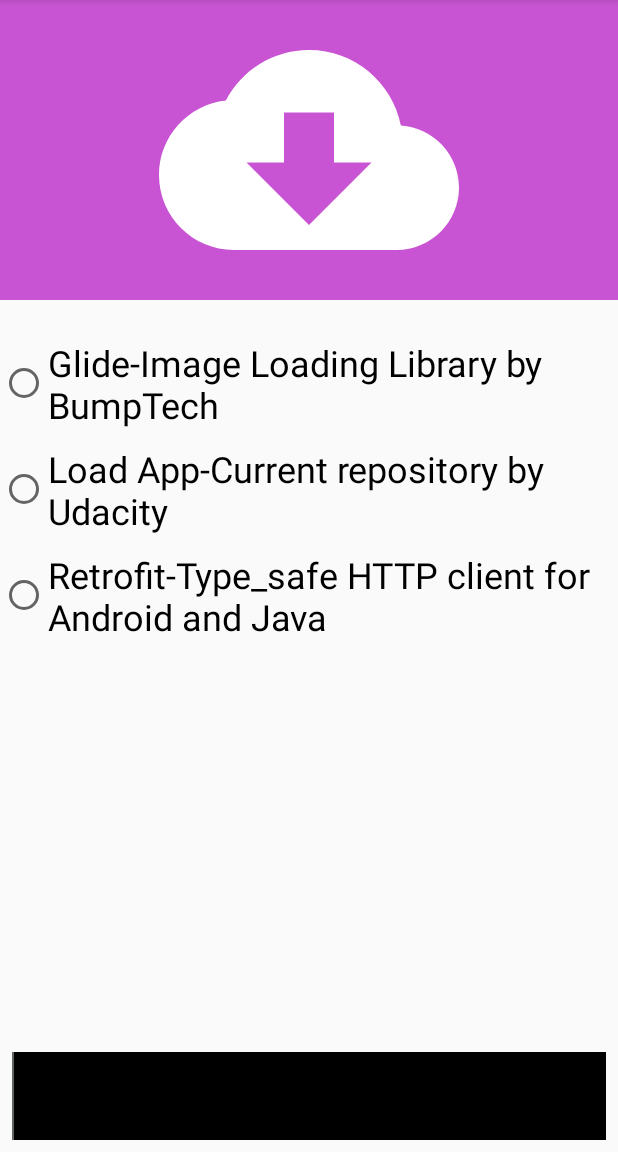
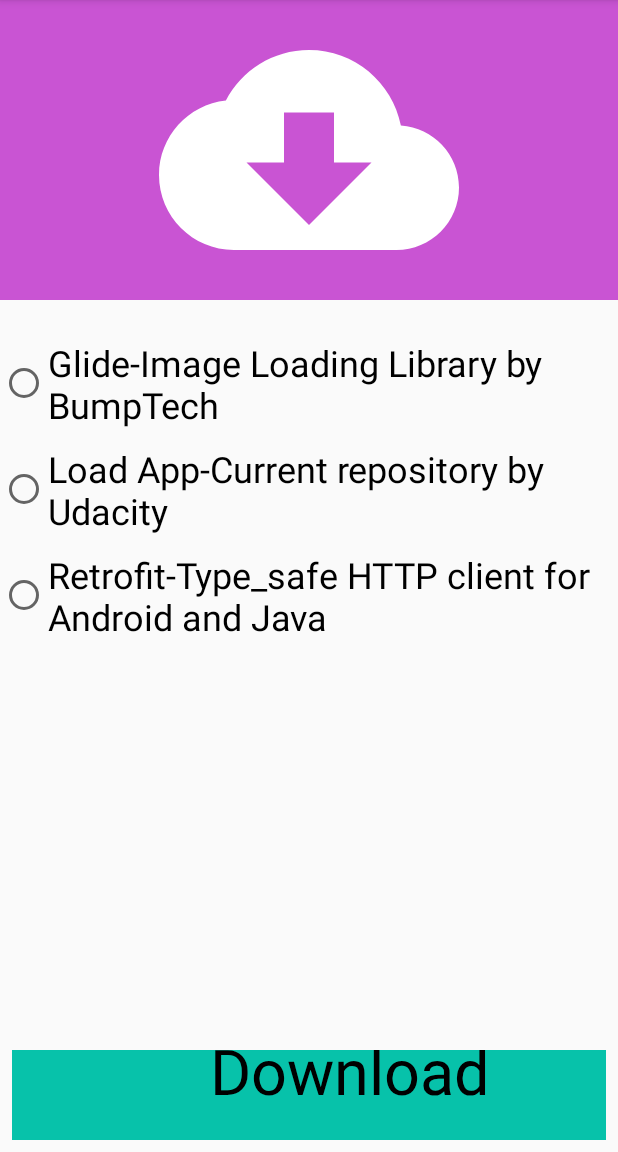
Before and after one commit to ZeinabAbdien00/FWD_Third_Project, an Android app: the screen it shows after launch (MainActivity), on a phone screen of 412 x 824 dp, the part 84-1236 px from its top. Run offline under Robolectric (Android 15) with nearby library versions, the phone set to English and light mode, and no system bars.

Commit message:
Loading and present result

```diff
--- a/app/src/main/java/com/udacity/ButtonStateFun.kt
+++ b/app/src/main/java/com/udacity/ButtonStateFun.kt
@@ -1,5 +1,5 @@
 package com.udacity
 
 //variable to select state of button to make it animate or stopped
-   var textBtnLoad : String = "Loading"
-   var textBtnStop : String = "Download"
+//   var textBtnLoad : String = "Loading"
+//   var textBtnStop : String = "Download"
--- a/app/src/main/java/com/udacity/NDown.kt
+++ b/app/src/main/java/com/udacity/NDown.kt
@@ -3,22 +3,25 @@ package com.udacity
 import android.app.NotificationChannel
 import android.app.NotificationManager
 import android.content.Context
+import android.graphics.Color
 import android.os.Build
 
 //creating new notification channel to show details of downloading link
 fun createNotificationChannel(
-    context: Context,
-    importance: Int,
-    name: String,
-    description: String
+    context: Context
+//    , importance: Int,
+//    name: String
+//    ,description: String
 ) {
-    if (Build.VERSION.SDK_INT >= Build.VERSION_CODES.O) {
+//    if (Build.VERSION.SDK_INT >= Build.VERSION_CODES.O) {
 
-        val channelId = "Zeinab"
-        val channel = NotificationChannel(channelId, name, importance)
-        channel.description = description
+
+        val channelId = "Downloaded"
+        val channel=NotificationChannel(channelId,"channel_name", NotificationManager.IMPORTANCE_DEFAULT)
+        //        channel.description = description
 
         val notificationManager = context.getSystemService(NotificationManager::class.java)
         notificationManager.createNotificationChannel(channel)
-    }
+   // }
+
 }
--- a/app/src/main/java/com/udacity/PanterFun.kt
+++ b/app/src/main/java/com/udacity/PanterFun.kt
@@ -3,9 +3,8 @@ package com.udacity
 import android.graphics.Paint
 import android.graphics.Typeface
 
-val doPainter = Paint(Paint.ANTI_ALIAS_FLAG).apply {
-    style = Paint.Style.FILL_AND_STROKE
-    textAlign = Paint.Align.LEFT
-    textSize = 63.0f
-    typeface = Typeface.create("", Typeface.NORMAL)
-}
+//val doPainter = Paint(Paint.ANTI_ALIAS_FLAG).apply {
+//    style = Paint.Style.FILL_AND_STROKE
+//    textAlign = Paint.Align.LEFT
+//    textSize = 63.0f
+//}
--- a/app/src/main/java/com/udacity/buttonState/Btn.kt
+++ b/app/src/main/java/com/udacity/buttonState/Btn.kt
@@ -3,29 +3,24 @@ package com.udacity.buttonState
 import android.animation.ValueAnimator
 import android.content.Context
 import android.graphics.Canvas
+import android.graphics.Paint
 import android.util.AttributeSet
 import android.view.View
 import androidx.core.content.withStyledAttributes
 import com.udacity.R
-import com.udacity.doPainter
-//import com.udacity.painter
-import com.udacity.textBtnLoad
-import com.udacity.textBtnStop
+import com.udacity.constant.Constant
 import kotlin.properties.Delegates
+
+var textBtnLoad : String = "Loading"
+var textBtnStop : String = "Download"
+var angle : Float= 0.0F
+
+private var valueAnimator: ValueAnimator = ValueAnimator.ofInt(0,360).setDuration(2000)
 
 // initialize text and progress to make circle animated
 private var buttonTextString : String = ""
-private var buttonProgress : Float = 0.0F
-
-// passing animation from 0to 360 to make complete circle
-private val valueAnimator: ValueAnimator = ValueAnimator.ofInt(0,360).setDuration(2000)
-// initialize button color , circle color , loading color and text color
-private var buttonBackgroundColor : Int = 0
-private var buttonLoadingColor : Int= 0
-private var buttonCircleColor : Int= 0
-private var buttonTextColor : Int = 0
-
-
+private var buttonProgress : Int = 0
+private var value : Int = 0
 private  var widthSize : Float = 0.0F
 private var heightSize : Float = 0.0F
 
@@ -34,32 +29,36 @@ class LoadingButton @JvmOverloads constructor(
     context: Context, attrs: AttributeSet? = null, defStyleAttr: Int = 0
 ) : View(context, attrs, defStyleAttr) {
     //initialize width and height of the button
+//    private var valueAnimator = ValueAnimator()
 
-
-    var buttonState: ButtonState by Delegates.observable<ButtonState>(ButtonState.Completed) { _, _, new ->
+    var buttonState: ButtonState by Delegates.observable<ButtonState>(ButtonState.Completed) { _, _, newIncome ->
 //when i need the button animate
-        if (new == ButtonState.Loading) {
+        if (newIncome == ButtonState.Loading ) {
             buttonTextString = textBtnLoad
             valueAnimator.start()
+            invalidate()
+
 //when i need it to stopped
-        } else if (new == ButtonState.Loading) {
+        } else if (newIncome == ButtonState.Completed) {
             buttonTextString = textBtnStop
             valueAnimator.cancel()
-            buttonProgress = 0.0F
+            buttonProgress = 0
+            invalidate()
+
         }
-        invalidate()
     }
 
 
 
     // override onMeasure function to sent width and height
     override fun onMeasure(widthMeasureSpec: Int, heightMeasureSpec: Int) {
-        val minimumWidth: Int = paddingLeft + paddingRight + suggestedMinimumWidth
-        val actualWidth: Int = resolveSizeAndState(minimumWidth, widthMeasureSpec, 1)
+        val sum : Int = paddingLeft + paddingRight + suggestedMinimumWidth
+        val minimumWidth: Int = sum
+        val actualWidth: Int = resolveSizeAndState(minimumWidth, widthMeasureSpec, 0)
         val actualHeight: Int = resolveSizeAndState(MeasureSpec.getSize(actualWidth), heightMeasureSpec, 2
         )
+        heightSize = actualHeight.toFloat()
         widthSize = actualWidth.toFloat()
-        heightSize = actualHeight.toFloat()
         setMeasuredDimension(actualWidth, actualHeight)
 
     }
@@ -67,37 +66,49 @@ class LoadingButton @JvmOverloads constructor(
 //override onDraw function to set dimensions the circle of animation
     override fun onDraw(canvas: Canvas?) {
         super.onDraw(canvas)
+    val doPainter = Paint(Paint.ANTI_ALIAS_FLAG).apply {
+        style = Paint.Style.FILL_AND_STROKE
+        textAlign = Paint.Align.LEFT
+        textSize = 63.0f
+    }
+    val buttonBackgroundColor =Paint(Paint.ANTI_ALIAS_FLAG).apply{
+        color=context.getColor(R.color.colorPrimary)}
+        canvas?.drawRect(0f, 0f, widthSize.toFloat(), heightSize.toFloat(), buttonBackgroundColor)
+    val buttonLoadingColor =Paint(Paint.ANTI_ALIAS_FLAG).apply{
+        color=context.getColor(R.color.white)}
+        canvas?.drawRect(0f, 0f, widthSize * buttonProgress / 360f, heightSize.toFloat(), buttonLoadingColor)
+    val buttonCircleColor =Paint(Paint.ANTI_ALIAS_FLAG).apply{
+        color=context.getColor(R.color.colorAccent) }
+        canvas?.drawArc(
+            widthSize-150F, 40F,
+           /* Constant.widthRight.toFloat()*/widthSize-100F,
+            /*Constant.heighBottom.toFloat()*/140.0F,0f,
+            buttonProgress.toFloat(), true, buttonCircleColor)
 
-        doPainter.color = buttonBackgroundColor
-        canvas?.drawRect(2f, 2f, widthSize.toFloat(), heightSize.toFloat(), doPainter)
-        doPainter.color = buttonLoadingColor
-        canvas?.drawRect(2f, 2f, widthSize * buttonProgress / 360f, heightSize.toFloat(), doPainter)
-        doPainter.color = buttonCircleColor
-        canvas?.drawArc(widthSize - 150f, 30f, widthSize - 180f, 120f,0f, buttonProgress.toFloat(), true, doPainter)
-        doPainter.color = buttonTextColor
-        canvas?.drawText(buttonTextString, widthSize / 2.0f, heightSize / 2.5f + 25.5f, doPainter)
+    canvas?.drawText(buttonTextString, widthSize / 3.0f, heightSize / 2.0f , doPainter)
 
     }
 
     init {
 
-        buttonState = ButtonState.Completed
+       buttonState = ButtonState.Completed
 
         valueAnimator.apply {
-            addUpdateListener {
-                buttonProgress = it.animatedValue as Float
-            }
-            invalidate()
+            addUpdateListener { valueAnimator ->
+                buttonProgress = valueAnimator.animatedValue as Int
+                angle = (value / 16).toFloat()
+                invalidate() }
             repeatCount = ValueAnimator.INFINITE
             repeatMode = ValueAnimator.RESTART
         }
         //initialize in context and apply animation
-        context.withStyledAttributes(attrs , R.styleable.LoadingButton) {
-            buttonBackgroundColor = getColor(R.styleable.LoadingButton_buttonBackgroundColor, 2)
-            buttonTextColor = getColor(R.styleable.LoadingButton_buttonTextColor, 2)
-            buttonLoadingColor = getColor(R.styleable.LoadingButton_buttonLoadingColor, 2)
-            buttonCircleColor = getColor(R.styleable.LoadingButton_buttonCircleAnimationColor, 2)
-        }
+//        context.withStyledAttributes(attrs, R.styleable.LoadingButton) {
+////            buttonBackgroundColor = getColor(R.styleable.LoadingButton_buttonBackgroundColor, 2)
+//            buttonTextColor = getColor(R.styleable.LoadingButton_buttonTextColor, 2)
+//            buttonLoadingColor = getColor(R.styleable.LoadingButton_buttonLoadingColor, 2)
+//            buttonCircleColor = getColor(R.styleable.LoadingButton_buttonCircleAnimationColor, 2)
+////        }
+//        }
+
     }
-
 }
--- a/app/src/main/java/com/udacity/ui/MainActivity.kt
+++ b/app/src/main/java/com/udacity/ui/MainActivity.kt
@@ -1,6 +1,11 @@
 package com.udacity.ui
 
+import android.annotation.SuppressLint
 import android.app.DownloadManager
+import android.app.NotificationManager
+import android.content.BroadcastReceiver
+import android.content.Context
+import android.content.Intent
 import android.content.IntentFilter
 import android.net.Uri
 import android.os.Bundle
@@ -10,9 +15,11 @@ import android.widget.Toast
 import androidx.appcompat.app.AppCompatActivity
 import androidx.core.app.NotificationManagerCompat
 import com.udacity.*
-import com.udacity.broadcast.RRReceiver
+//import com.udacity.broadcast.RRReceiver
 import com.udacity.buttonState.ButtonState
 import com.udacity.buttonState.LoadingButton
+import com.udacity.constant.Constant
+import com.udacity.constant.Constant.downloadId
 import com.udacity.createNotificationChannel
 import kotlinx.android.synthetic.main.activity_main.*
 
@@ -21,14 +28,10 @@ class MainActivity : AppCompatActivity() {
 
     private var downloadID: Long = 0
 
-    private lateinit var RRReceiverIncome : RRReceiver
+//    private lateinit var RRReceiverIncome : RRReceiver
     lateinit var loading: LoadingButton
 
     var selectedId : Int =0
-
-    private lateinit var glideRadioButton: RadioButton
-    private lateinit var loadRadioButton: RadioButton
-    private lateinit var retrofitRadioButton: RadioButton
 
     override fun onCreate(savedInstanceState: Bundle?) {
         super.onCreate(savedInstanceState)
@@ -36,44 +39,47 @@ class MainActivity : AppCompatActivity() {
         setSupportActionBar(toolbar)
 
         loading = findViewById(R.id.loading_download_button)
-        RRReceiverIncome = RRReceiver(loading)
+//        RRReceiverIncome = RRReceiver(loading)
 
-        IntentFilter(DownloadManager.ACTION_DOWNLOAD_COMPLETE).also {
-            registerReceiver(RRReceiverIncome, it)
-        }
+//        IntentFilter(DownloadManager.ACTION_DOWNLOAD_COMPLETE).also {
+//            registerReceiver(RRReceiverIncome, it)
+//        }
+        registerReceiver(receiver, IntentFilter(DownloadManager.ACTION_DOWNLOAD_COMPLETE))
 
         createNotificationChannel(
-            this,
-            NotificationManagerCompat.IMPORTANCE_DEFAULT,
+            this
+            //,
+//            NotificationManagerCompat.IMPORTANCE_DEFAULT,
 
-            "Downloading File",
-            "download notification channel"
+//            "Downloading File"
+//            , "download notification channel"
         )
 
-        glideRadioButton = findViewById(R.id.radio_glide)
-        loadRadioButton = findViewById(R.id.radio_load)
-        retrofitRadioButton = findViewById(R.id.radio_retrofit)
+//        glideRadioButton = findViewById(R.id.radio_glide)
+//        loadRadioButton = findViewById(R.id.radio_load)
+//        retrofitRadioButton = findViewById(R.id.radio_retrofit)
 
         val radioGroup = findViewById<RadioGroup>(R.id.radioGroup)
-        radioGroup.setOnCheckedChangeListener { group, checkedId ->
+        radioGroup.setOnCheckedChangeListener { _, checkedId ->
 
             if (checkedId == R.id.radio_glide) {
-                selectedId = R.id.radio_glide
+                operationChecked(R.id.radio_glide)
+//                Toast.makeText(this, "true select", Toast.LENGTH_SHORT).show()
             } else if (checkedId == R.id.radio_load) {
-                selectedId = R.id.radio_load
+                operationChecked(R.id.radio_load)
             } else if (checkedId == R.id.radio_retrofit) {
-                selectedId = R.id.radio_retrofit
+                operationChecked(R.id.radio_retrofit)
+            }else{
+                Toast.makeText(this, "Please select one", Toast.LENGTH_SHORT).show()
             }
         }
 
-        operationChecked(selectedId)
 
         loading.setOnClickListener {
 
-            if (optionLink?.isNotEmpty() == true) {
+            if (optionLink.isNotEmpty()) {
                 downloadFile()
-            } else
-                Toast.makeText(this, "No item selected , Please select one", Toast.LENGTH_SHORT).show()
+            } else Toast.makeText(this, "Please check one ", Toast.LENGTH_SHORT).show()
         }
     }
 
@@ -91,24 +97,49 @@ class MainActivity : AppCompatActivity() {
             downloadID = downloadManager.enqueue(request)
             loading.buttonState = ButtonState.Loading
 
-
     }
 
-//    companion object {
-//        private const val URL =
-//            "https://github.com/udacity/nd940-c3-advanced-android-programming-project-starter/archive/master.zip"
-//        private const val CHANNEL_ID = "channelId"
-//    }
+    companion object {
+        private const val URL =
+            "https://github.com/udacity/nd940-c3-advanced-android-programming-project-starter/archive/master.zip"
+        private const val CHANNEL_ID = "channelId"
+    }
 //
-//    private val receiver = object : BroadcastReceiver() {
-//        override fun onReceive(context: Context?, intent: Intent?) {
-//            val id = intent?.getLongExtra(DownloadManager.EXTRA_DOWNLOAD_ID, -1)
-//        }
-//    }
+    private val receiver = object : BroadcastReceiver() {
+    @SuppressLint("Range")
+    override fun onReceive(context: Context?, intent: Intent?) {
+        val id = intent?.getLongExtra(DownloadManager.EXTRA_DOWNLOAD_ID, -1)
 
-//    override fun onStop() {
-//        super.onStop()
-//        unregisterReceiver(receiverIncome)
-//    }
+        loading.buttonState=ButtonState.Completed
+        var downloadStatus = "Fail"
+        val downloadManager =
+            context!!.getSystemService(DOWNLOAD_SERVICE) as DownloadManager
+        val query = DownloadManager.Query()
+        query.setFilterById(id!!)
 
+        val cursor = downloadManager.query(query)
+
+        if (cursor.moveToFirst()) {
+
+            val status = cursor.getInt(cursor.getColumnIndex(DownloadManager.COLUMN_STATUS))
+
+
+            if (status == DownloadManager.STATUS_FAILED){
+                downloadStatus = "Fail"
+                Constant.SELECTEDFILESTATUS =downloadStatus}
+            else if (status == DownloadManager.STATUS_SUCCESSFUL) {
+                downloadStatus = "Success"
+                Constant.SELECTEDFILESTATUS =downloadStatus
+            }
+
+
+        }
+
+        val notificationManager = context.getSystemService(NotificationManager::class.java)
+        notificationManager.createNewNotification(
+            context,"Downloaded "+ Constant.SELECTEDFILENAME,
+            "State : $downloadStatus")
+
+        }
+    }
 }
```
Also changed, not shown: app/src/main/java/com/udacity/NNew.kt (+21 -21 lines), app/src/main/java/com/udacity/OperationChecked.kt (+5 -4 lines), app/src/main/java/com/udacity/broadcast/RRReceiver.kt (+59 -49 lines), app/src/main/java/com/udacity/constant/Constant.kt (+12 -0 lines).
